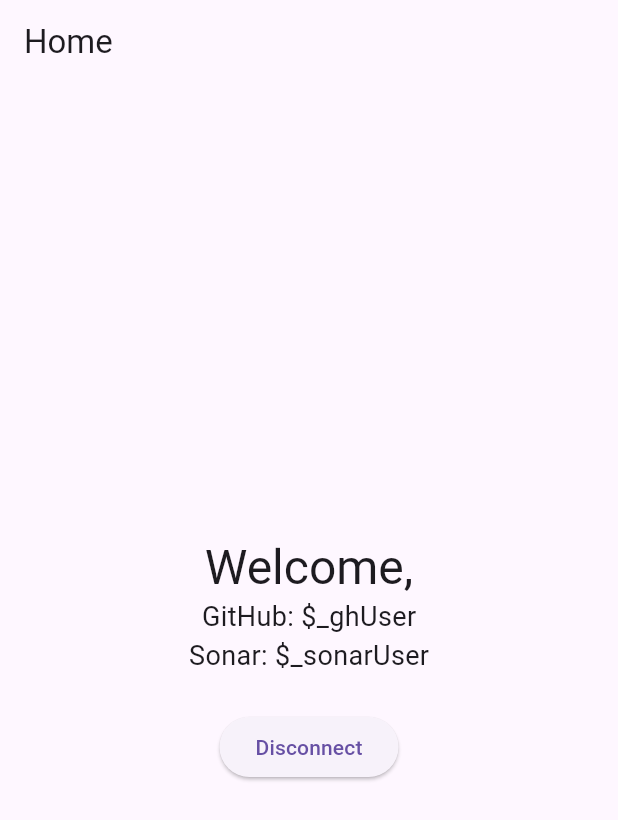
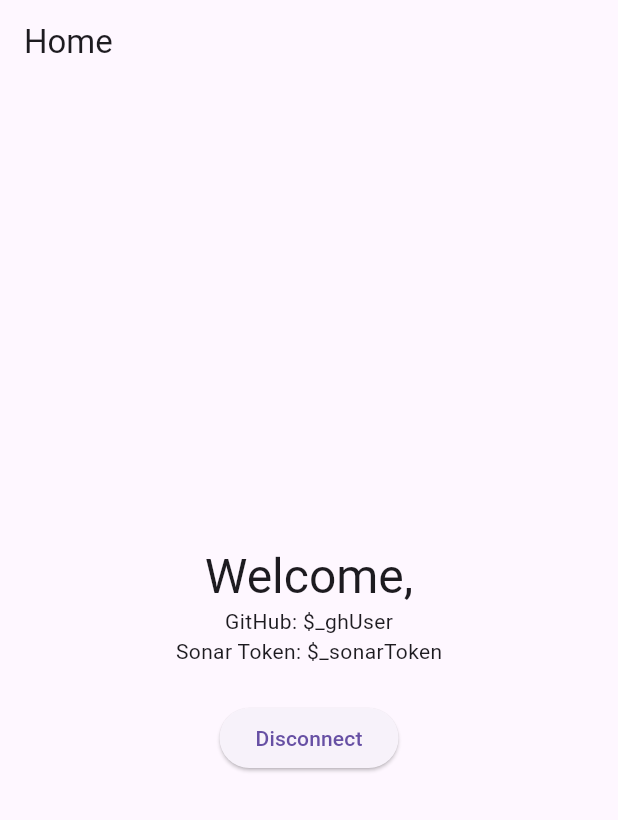
Before and after one commit to T1WiLLi/GitNar, a Flutter app: the screen it shows after launch, after a tap on "debug connect", on a phone screen of 412 x 824 dp. Shown: the top 820 px of the screen. Run offline on Flutter 3.47's test engine with Material 3 defaults, Android fonts, the phone set to English and light mode, and no system bars; our stand-ins replace shared_preferences; missing offline and left inert: oauth2.

Commit message:
Refactor AuthView and HomeView to streamline authentication logic; unify connection handling and improve state management

```diff
--- a/lib/src/views/auth_view.dart
+++ b/lib/src/views/auth_view.dart
@@ -13,31 +13,33 @@
 
 class AuthViewState extends State<AuthView> {
   final _auth = AuthService();
-  bool _githubConnected = false;
-  bool _sonarConnected = false;
+  bool _connected = false;
+  final TextEditingController _tokenController = TextEditingController();
+  bool _tokenSaved = false;
 
-  Future<void> _updateGithub() async {
+  Future<void> _connectGitHub() async {
     final username = await _auth.connectGitHub();
     final prefs = await SharedPreferences.getInstance();
-    await prefs.setBool('isGithubConnected', true);
-    await prefs.setString('githubUsername', username);
-    setState(() => _githubConnected = true);
-    _tryFinalizeAuth();
+    prefs
+      ..setBool('isAuthenticated', true)
+      ..setString('githubUsername', username);
+    setState(() => _connected = true);
   }
 
-  Future<void> _updateSonar() async {
-    final username = await _auth.connectSonarCloud();
+  Future<void> _saveToken() async {
+    final token = _tokenController.text.trim();
+    if (token.isEmpty) return;
     final prefs = await SharedPreferences.getInstance();
-    await prefs.setBool('isSonarConnected', true);
-    await prefs.setString('sonarUsername', username);
-    setState(() => _sonarConnected = true);
-    _tryFinalizeAuth();
+    await prefs.setString('sonarToken', token);
+    setState(() => _tokenSaved = true);
+    _tryFinalize();
   }
 
-  Future<void> _tryFinalizeAuth() async {
-    if (_githubConnected && _sonarConnected) {
+  Future<void> _tryFinalize() async {
     final prefs = await SharedPreferences.getInstance();
-      await prefs.setBool('isAuthenticated', true);
+    final auth = prefs.getBool('isAuthenticated') ?? false;
+    final token = prefs.getString('sonarToken');
+    if (auth && token != null && token.isNotEmpty) {
       if (!mounted) return;
       Navigator.pushReplacementNamed(context, Routes.home);
     }
@@ -46,135 +48,17 @@
   Future<void> _debugConnect() async {
     final prefs = await SharedPreferences.getInstance();
     prefs
-      ..setBool('isGithubConnected', true)
+      ..setBool('isAuthenticated', true)
       ..setString('githubUsername', 'dev')
-      ..setBool('isSonarConnected', true)
-      ..setString('sonarUsername', 'dev')
-      ..setBool('isAuthenticated', true);
+      ..setString('sonarToken', 'dev-token');
     if (!mounted) return;
     Navigator.pushReplacementNamed(context, Routes.home);
   }
 
-  Widget _buildServiceCard({
-    required String title,
-    required IconData icon,
-    required bool isConnected,
-    required VoidCallback onConnect,
-    required String description,
-    Widget? trailing,
-  }) {
-    return Container(
-      width: 400,
-      height: 320, // increased to prevent overflow
-      padding: const EdgeInsets.all(32),
-      decoration: BoxDecoration(
-        color: Colors.white,
-        borderRadius: BorderRadius.circular(16),
-        border: Border.all(color: Colors.grey.shade200, width: 1),
-        boxShadow: [
-          BoxShadow(
-            color: Colors.black.withAlpha((0.1 * 255).toInt()),
-            blurRadius: 20,
-            offset: const Offset(0, 4),
-          ),
-        ],
-      ),
-      child: Column(
-        children: [
-          // Header with status and info
-          Row(
-            mainAxisAlignment: MainAxisAlignment.spaceBetween,
-            children: [
-              Container(
-                width: 16,
-                height: 16,
-                decoration: BoxDecoration(
-                  color: isConnected ? Colors.green : Colors.grey.shade400,
-                  shape: BoxShape.circle,
-                ),
-              ),
-              Tooltip(
-                message:
-                    'We need to connect to $title to retrieve your repositories and analyze your code quality.',
-                child: Icon(
-                  Icons.info_outline,
-                  size: 20,
-                  color: Colors.grey.shade500,
-                ),
-              ),
-            ],
-          ),
-
-          const SizedBox(height: 24),
-
-          // Icon and title
-          Container(
-            width: 64,
-            height: 64,
-            decoration: BoxDecoration(
-              color: Colors.grey.shade100,
-              borderRadius: BorderRadius.circular(16),
-            ),
-            child: Icon(icon, size: 32, color: Colors.grey.shade700),
-          ),
-
-          const SizedBox(height: 20),
-
-          Text(
-            title,
-            style: const TextStyle(
-              fontSize: 24,
-              fontWeight: FontWeight.bold,
-              color: Colors.black87,
-            ),
-          ),
-
-          const SizedBox(height: 8),
-
-          Text(
-            description,
-            textAlign: TextAlign.center,
-            style: TextStyle(
-              fontSize: 14,
-              color: Colors.grey.shade600,
-              height: 1.4,
-            ),
-          ),
-
-          const Spacer(),
-
-          // Connect button and trailing widget
-          Row(
-            children: [
-              Expanded(
-                child: ElevatedButton(
-                  onPressed: isConnected ? null : onConnect,
-                  style: ElevatedButton.styleFrom(
-                    backgroundColor: Colors.blue.shade600,
-                    foregroundColor: Colors.white,
-                    disabledBackgroundColor: Colors.grey.shade300,
-                    disabledForegroundColor: Colors.grey.shade600,
-                    elevation: 0,
-                    shape: RoundedRectangleBorder(
-                      borderRadius: BorderRadius.circular(12),
-                    ),
-                    padding: const EdgeInsets.symmetric(vertical: 16),
-                  ),
-                  child: Text(
-                    isConnected ? 'Connected' : 'Connect',
-                    style: const TextStyle(
-                      fontWeight: FontWeight.w600,
-                      fontSize: 16,
-                    ),
-                  ),
-                ),
-              ),
-              if (trailing != null) ...[const SizedBox(width: 16), trailing],
-            ],
-          ),
-        ],
-      ),
-    );
+  @override
+  void dispose() {
+    _tokenController.dispose();
+    super.dispose();
   }
 
   @override
@@ -183,67 +67,50 @@
       backgroundColor: Colors.grey.shade50,
       body: Center(
         child: SingleChildScrollView(
-          child: Padding(
           padding: const EdgeInsets.all(32.0),
           child: Column(
-              mainAxisAlignment: MainAxisAlignment.center,
+            mainAxisSize: MainAxisSize.min,
             children: [
-                // Header
               Text(
                 'Authentication',
                 style: Theme.of(context).textTheme.headlineLarge?.copyWith(
                   fontWeight: FontWeight.bold,
-                    color: Colors.black87,
-                    fontSize: 40, // bumped up
+                  fontSize: 40,
                 ),
               ),
-                const SizedBox(height: 12),
-                Text(
-                  'Connect to your tools to start',
-                  style: TextStyle(fontSize: 18, color: Colors.grey.shade600),
+              const SizedBox(height: 24),
+              ElevatedButton(
+                onPressed: _connected ? null : _connectGitHub,
+                style: ElevatedButton.styleFrom(
+                  minimumSize: const Size(240, 48),
                 ),
-
-                const SizedBox(height: 60),
-
-                // Service cards
-                Row(
-                  mainAxisAlignment: MainAxisAlignment.center,
-                  children: [
-                    _buildServiceCard(
-                      title: 'GitHub',
-                      icon: Icons.code,
-                      isConnected: _githubConnected,
-                      onConnect: _updateGithub,
-                      description: 'Access your repositories and code',
+                child: Text(_connected ? 'GitHub Connected' : 'Connect GitHub'),
               ),
-
-                    const SizedBox(width: 40),
-
-                    _buildServiceCard(
-                      title: 'Sonar',
-                      icon: Icons.analytics,
-                      isConnected: _sonarConnected,
-                      onConnect: _updateSonar,
-                      description: 'Analyze code quality and security',
+              const SizedBox(height: 32),
+              TextField(
+                controller: _tokenController,
+                decoration: InputDecoration(
+                  labelText: 'Sonar Token',
+                  border: OutlineInputBorder(
+                    borderRadius: BorderRadius.circular(8),
+                  ),
+                ),
+                obscureText: true,
+              ),
+              const SizedBox(height: 16),
+              ElevatedButton(
+                onPressed: _tokenSaved ? null : _saveToken,
+                style: ElevatedButton.styleFrom(
+                  minimumSize: const Size(240, 48),
+                ),
+                child: Text(_tokenSaved ? 'Token Saved' : 'Save Sonar Token'),
+              ),
+              const SizedBox(height: 24),
+              TextButton(
+                onPressed: _debugConnect,
+                child: const Text('debug connect'),
               ),
             ],
-                ),
-
-                const SizedBox(height: 60),
-
-                // Debug button
-                TextButton(
-                  onPressed: _debugConnect,
-                  style: TextButton.styleFrom(
-                    foregroundColor: Colors.grey.shade600,
-                  ),
-                  child: const Text(
-                    'debug connect',
-                    style: TextStyle(fontSize: 14),
-                  ),
-                ),
-              ],
-            ),
           ),
         ),
       ),
--- a/lib/src/views/home_view.dart
+++ b/lib/src/views/home_view.dart
@@ -11,29 +11,30 @@
 
 class HomeViewState extends State<HomeView> {
   String? _ghUser;
-  String? _sonarUser;
+  String? _sonarToken;
 
   @override
   void initState() {
     super.initState();
-    _loadData();
+    _load();
   }
 
-  Future<void> _loadData() async {
+  void _load() async {
     final prefs = await SharedPreferences.getInstance();
-    final isAuth = prefs.getBool('isAuthenticated') ?? false;
-    if (!isAuth) {
+    final auth = prefs.getBool('isAuthenticated') ?? false;
+    if (!auth) {
       if (!mounted) return;
       Navigator.pushReplacementNamed(context, Routes.auth);
       return;
     }
+    if (!mounted) return;
     setState(() {
       _ghUser = prefs.getString('githubUsername');
-      _sonarUser = prefs.getString('sonarUsername');
+      _sonarToken = prefs.getString('sonarToken');
     });
   }
 
-  Future<void> _disconnect() async {
+  void _disconnect() async {
     final prefs = await SharedPreferences.getInstance();
     await prefs.clear();
     if (!mounted) return;
@@ -49,10 +50,8 @@
           mainAxisSize: MainAxisSize.min,
           children: [
             Text('Welcome,', style: Theme.of(context).textTheme.headlineLarge),
-            if (_ghUser != null)
-              Text('GitHub: \$\_ghUser', style: TextStyle(fontSize: 18)),
-            if (_sonarUser != null)
-              Text('Sonar: \$\_sonarUser', style: TextStyle(fontSize: 18)),
+            if (_ghUser != null) Text('GitHub: \$_ghUser'),
+            if (_sonarToken != null) Text('Sonar Token: \$_sonarToken'),
             const SizedBox(height: 24),
             ElevatedButton(
               onPressed: _disconnect,
```
Lines whose indentation alone changed are shown as unchanged.
